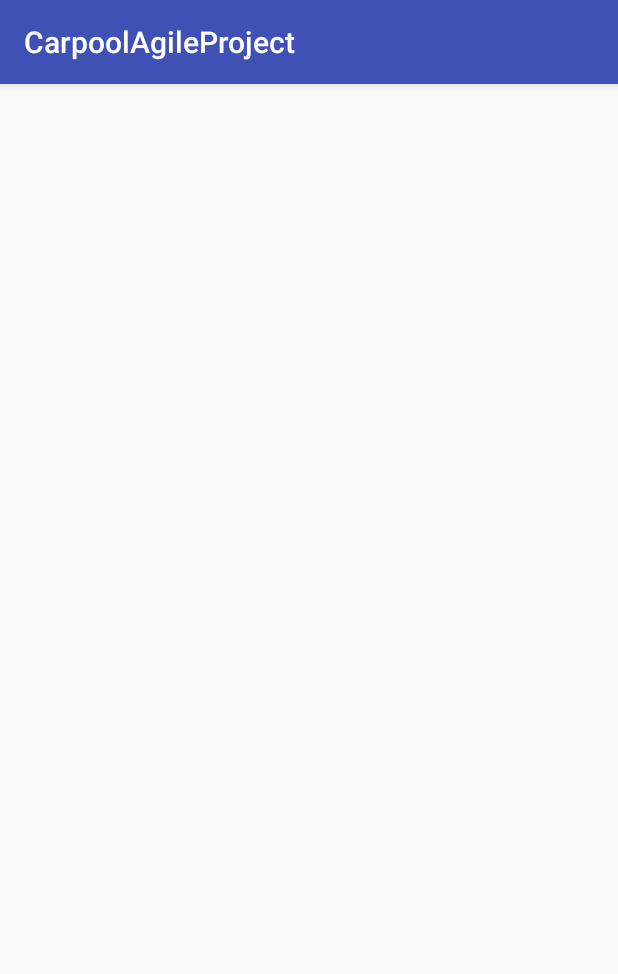
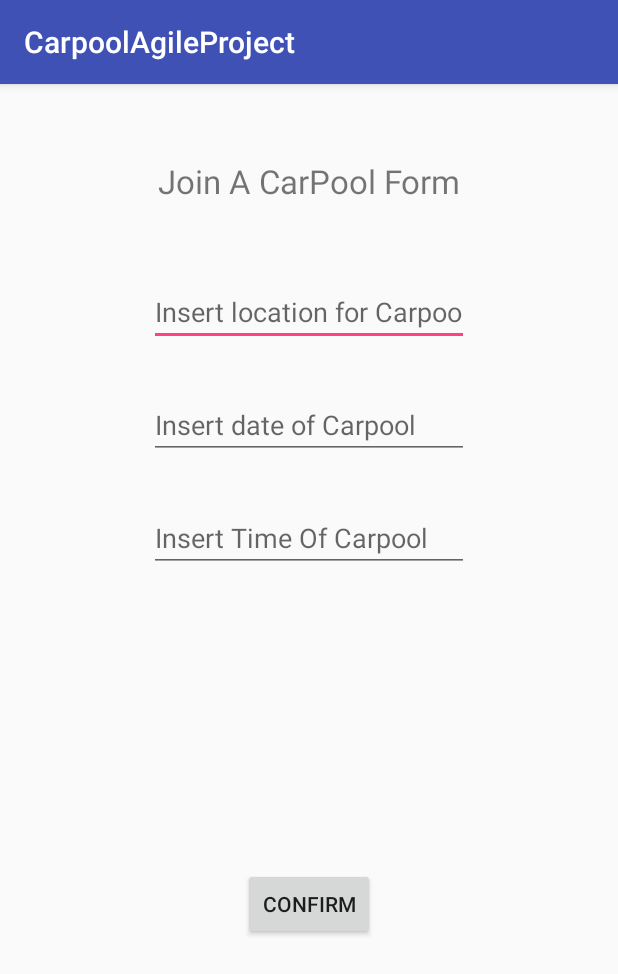
Before and after one commit to yaron919/CarpoolAgileProject, an Android app: the JoinCarpoolActivity screen opened directly, with no data from a screen before it, on a phone screen of 412 x 824 dp. Shown: the top 974 px of the screen. Run offline under Robolectric (Android 15) with nearby library versions, the phone set to English and light mode, and no system bars.

Commit message:
join carpool layout + activity(toast + return to main) create carpool activity(return to main)

```diff
--- a/app/src/main/java/com/afeka/agile/carpoolagileproject/CreateCarpoolActivity.java
+++ b/app/src/main/java/com/afeka/agile/carpoolagileproject/CreateCarpoolActivity.java
@@ -1,5 +1,6 @@
 package com.afeka.agile.carpoolagileproject;
 
+import android.content.Intent;
 import android.support.v7.app.AppCompatActivity;
 import android.os.Bundle;
 import android.widget.EditText;
@@ -9,6 +10,8 @@ import android.widget.Toast;
 
 public class CreateCarpoolActivity extends AppCompatActivity {
 
+    private Intent intentToMain;
+
     @Override
     protected void onCreate(Bundle savedInstanceState) {
         super.onCreate(savedInstanceState);
@@ -17,6 +20,8 @@ public class CreateCarpoolActivity extends AppCompatActivity {
         final EditText date = (EditText) findViewById(R.id.date_of_ride);
         final EditText numSeats = (EditText) findViewById(R.id.number_of_seats);
         Button confirmButton = (Button) findViewById(R.id.confirm_join);
+
+        intentToMain = new Intent(this,MainMenuActivity.class);
 
         confirmButton.setOnClickListener(new View.OnClickListener() {
             @Override
@@ -29,6 +34,8 @@ public class CreateCarpoolActivity extends AppCompatActivity {
 
                 Toast.makeText(getApplicationContext(),"Carpool Created!",Toast.LENGTH_LONG).show();
 
+                startActivity(intentToMain);
+
             }
         });
 
--- a/app/src/main/java/com/afeka/agile/carpoolagileproject/JoinCarpoolActivity.java
+++ b/app/src/main/java/com/afeka/agile/carpoolagileproject/JoinCarpoolActivity.java
@@ -1,14 +1,42 @@
 package com.afeka.agile.carpoolagileproject;
 
+import android.content.Intent;
 import android.support.v7.app.AppCompatActivity;
 import android.os.Bundle;
+import android.view.View;
+import android.widget.Button;
+import android.widget.EditText;
+import android.widget.Toast;
 
 public class JoinCarpoolActivity extends AppCompatActivity {
+
+    private Intent intentToMain;
 
     @Override
     protected void onCreate(Bundle savedInstanceState) {
         super.onCreate(savedInstanceState);
         setContentView(R.layout.activity_join_carpool);
+        final EditText time = (EditText) findViewById(R.id.join_time);
+        final EditText date = (EditText) findViewById(R.id.join_date);
+        final EditText location = (EditText) findViewById(R.id.join_location);
+        Button confirmButton = (Button) findViewById(R.id.join_confirm_b);
+
+        intentToMain = new Intent(this,MainMenuActivity.class);
+
+        confirmButton.setOnClickListener(new View.OnClickListener() {
+            @Override
+            public void onClick(View view) {
+
+                /** TO DO - ADD DB FireBase connection **/
+                String textTime = time.getText().toString();
+                String textDate = date.getText().toString();
+                String textLocation = location.getText().toString();
+
+                Toast.makeText(getApplicationContext(),R.string.join_sent_request,Toast.LENGTH_LONG).show();
+
+                startActivity(intentToMain);
+            }
+        });
 
     }
 }
--- a/app/src/main/res/layout/activity_join_carpool.xml
+++ b/app/src/main/res/layout/activity_join_carpool.xml
@@ -6,4 +6,74 @@
     android:layout_height="match_parent"
     tools:context="com.afeka.agile.carpoolagileproject.JoinCarpoolActivity">
 
+    <TextView
+        android:id="@+id/join_form"
+        android:layout_width="wrap_content"
+        android:layout_height="0dp"
+        android:layout_marginEnd="8dp"
+        android:layout_marginStart="8dp"
+        android:layout_marginTop="50dp"
+        android:text="@string/join_carpool_form"
+        android:textSize="22sp"
+        app:layout_constraintEnd_toEndOf="parent"
+        app:layout_constraintStart_toStartOf="parent"
+        app:layout_constraintTop_toTopOf="parent" />
+
+    <EditText
+        android:id="@+id/join_location"
+        android:layout_width="wrap_content"
+        android:layout_height="wrap_content"
+        android:layout_marginEnd="8dp"
+        android:layout_marginStart="8dp"
+        android:layout_marginTop="50dp"
+        android:ems="10"
+        android:hint="@string/join_location_hint"
+        android:inputType="textPersonName"
+        app:layout_constraintEnd_toEndOf="parent"
+        app:layout_constraintStart_toStartOf="parent"
+        app:layout_constraintTop_toBottomOf="@+id/join_form" />
+
+    <EditText
+        android:id="@+id/join_date"
+        android:layout_width="wrap_content"
+        android:layout_height="wrap_content"
+        android:layout_marginBottom="30dp"
+        android:layout_marginEnd="8dp"
+        android:layout_marginStart="8dp"
+        android:layout_marginTop="30dp"
+        android:ems="10"
+        android:hint="@string/date_question"
+        android:inputType="date"
+        app:layout_constraintBottom_toTopOf="@+id/join_time"
+        app:layout_constraintEnd_toEndOf="parent"
+        app:layout_constraintStart_toStartOf="parent"
+        app:layout_constraintTop_toBottomOf="@+id/join_location" />
+
+    <EditText
+        android:id="@+id/join_time"
+        android:layout_width="wrap_content"
+        android:layout_height="wrap_content"
+        android:layout_marginEnd="8dp"
+        android:layout_marginStart="8dp"
+        android:layout_marginTop="30dp"
+        android:ems="10"
+        android:hint="@string/time_of_ride"
+        android:inputType="time"
+        app:layout_constraintEnd_toEndOf="parent"
+        app:layout_constraintStart_toStartOf="parent"
+        app:layout_constraintTop_toBottomOf="@+id/join_date" />
+
+    <Button
+        android:id="@+id/join_confirm_b"
+        android:layout_width="wrap_content"
+        android:layout_height="wrap_content"
+        android:layout_marginBottom="8dp"
+        android:layout_marginEnd="8dp"
+        android:layout_marginStart="8dp"
+        android:layout_marginTop="8dp"
+        android:text="@string/Confirm"
+        app:layout_constraintBottom_toBottomOf="parent"
+        app:layout_constraintEnd_toEndOf="parent"
+        app:layout_constraintStart_toStartOf="parent"
+        app:layout_constraintTop_toBottomOf="@+id/join_time" />
 </android.support.constraint.ConstraintLayout>
--- a/app/src/main/res/values/strings.xml
+++ b/app/src/main/res/values/strings.xml
@@ -14,6 +14,7 @@
         completions."
     </string>
     <string name="Register">Register</string>
+    <string name="Confirm">Confirm</string>
     <string name="createAccount">Create Account</string>
     <string name="main_menu_title">Afeka CarPool</string>
     <string name="join_carpool">Join A CarPool</string>
@@ -22,4 +23,9 @@
     <string name="time_of_ride">Insert Time Of Carpool</string>
     <string name="seats_question">Insert Num of avail seats</string>
     <string name="date_question">Insert date of Carpool</string>
+
+    <!-- Strings related to join car pool -->
+    <string name="join_carpool_form">Join A CarPool Form</string>
+    <string name="join_location_hint">Insert location for Carpool</string>
+    <string name="join_sent_request">"Carpool Join request Sent!"</string>
 </resources>
```
